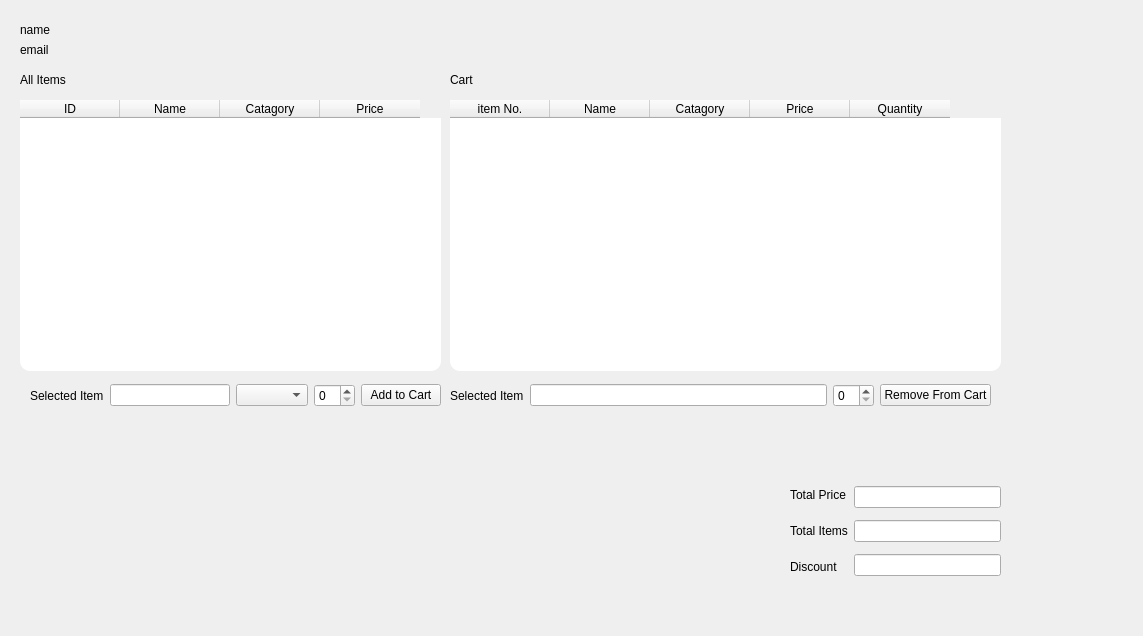
Before: the Qt Designer form InventorySysytem-GUI/customerview.ui in umerghafoor/Open-Inventory, drawn with Qt 5.
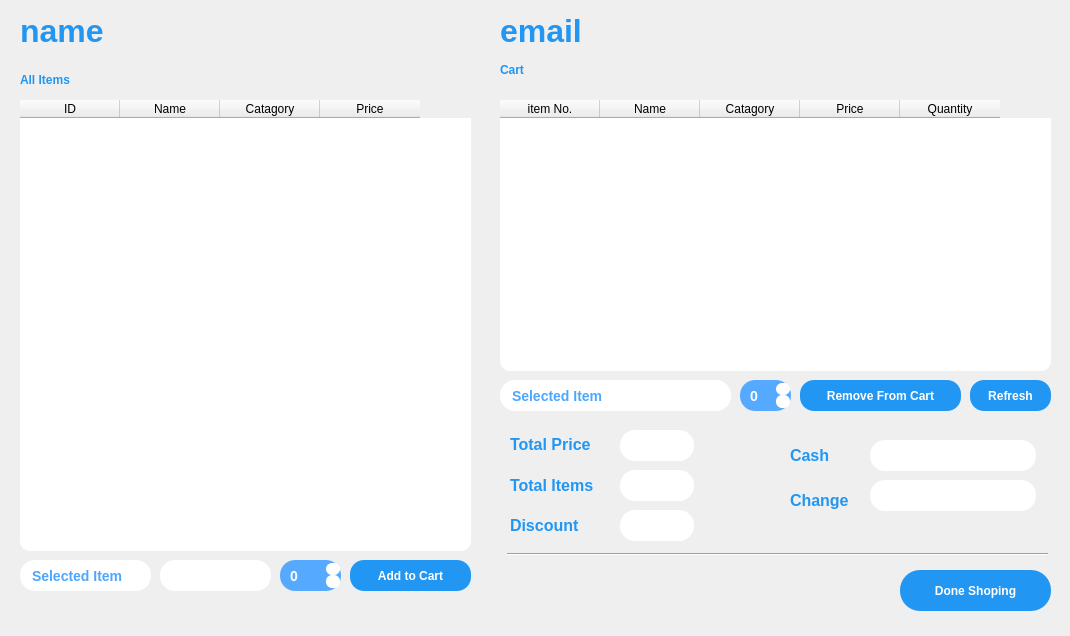
After: the same form once the commit is applied. Icons and pictures are not drawn.

Commit message: styling on customer view

What changed in the file:
```diff
--- a/InventorySysytem-GUI/customerview.ui
+++ b/InventorySysytem-GUI/customerview.ui
@@ -6,7 +6,7 @@
    <rect>
     <x>0</x>
     <y>0</y>
-    <width>1143</width>
+    <width>1070</width>
     <height>636</height>
    </rect>
   </property>
@@ -18,17 +18,18 @@
     <property name="geometry">
      <rect>
       <x>20</x>
-      <y>20</y>
-      <width>151</width>
-      <height>20</height>
+      <y>10</y>
+      <width>451</width>
+      <height>41</height>
      </rect>
     </property>
     <property name="styleSheet">
-     <string notr="true">QLabel 
-{
-	 text-align: right;
- 	color:black;
-}</string>
+     <string notr="true">QLabel {
+    color: #2196F3;
+    font-weight: bold;
+	font-size:32px;
+}
+</string>
     </property>
     <property name="text">
      <string>name</string>
@@ -37,12 +38,20 @@
    <widget class="QLabel" name="emailLabel">
     <property name="geometry">
      <rect>
-      <x>20</x>
-      <y>40</y>
-      <width>151</width>
-      <height>20</height>
+      <x>500</x>
+      <y>10</y>
+      <width>451</width>
+      <height>41</height>
      </rect>
     </property>
+    <property name="styleSheet">
+     <string notr="true">QLabel {
+    color: #2196F3;
+    font-weight: bold;
+	font-size:32px;
+}
+</string>
+    </property>
     <property name="text">
      <string>email</string>
     </property>
@@ -55,8 +64,8 @@
      <rect>
       <x>20</x>
       <y>100</y>
-      <width>421</width>
-      <height>271</height>
+      <width>451</width>
+      <height>451</height>
      </rect>
     </property>
     <property name="styleSheet">
@@ -98,20 +107,20 @@
 }
 
 QTableWidget::item:selected:active {
-    border-top-left-radius: 5px;
-    border-bottom-left-radius: 5px;
-    border-top-right-radius: 5px;
-    border-bottom-right-radius: 5px;
+    border-top-left-radius: 12px;
+    border-bottom-left-radius: 12px;
+    border-top-right-radius: 12px;
+    border-bottom-right-radius: 12px;
 }
 
 QTableWidget::item:selected:first {
-    border-top-left-radius: 5px;
-    border-bottom-left-radius: 5px;
+    border-top-left-radius: 12px;
+    border-bottom-left-radius: 12px;
 }
 
 QTableWidget::item:selected:last {
-    border-top-right-radius: 5px;
-    border-bottom-right-radius: 5px;
+    border-top-right-radius: 12px;
+    border-bottom-right-radius: 12px;
 }
 </string>
     </property>
@@ -145,7 +154,7 @@
    <widget class="QTableWidget" name="itemCart">
     <property name="geometry">
      <rect>
-      <x>450</x>
+      <x>500</x>
       <y>100</y>
       <width>551</width>
       <height>271</height>
@@ -245,6 +254,13 @@
       <height>20</height>
      </rect>
     </property>
+    <property name="styleSheet">
+     <string notr="true">QLabel {
+    color: #2196F3;
+    font-weight: bold;
+}
+</string>
+    </property>
     <property name="text">
      <string>All Items</string>
     </property>
@@ -252,144 +268,649 @@
    <widget class="QLabel" name="label_3">
     <property name="geometry">
      <rect>
-      <x>450</x>
-      <y>70</y>
+      <x>500</x>
+      <y>60</y>
       <width>63</width>
       <height>20</height>
      </rect>
     </property>
+    <property name="styleSheet">
+     <string notr="true">QLabel {
+    color: #2196F3;
+    font-weight: bold;
+}
+</string>
+    </property>
     <property name="text">
      <string>Cart</string>
     </property>
    </widget>
-   <widget class="QWidget" name="layoutWidget">
+   <widget class="QPushButton" name="doneShoping">
     <property name="geometry">
      <rect>
-      <x>450</x>
+      <x>900</x>
+      <y>570</y>
+      <width>151</width>
+      <height>41</height>
+     </rect>
+    </property>
+    <property name="styleSheet">
+     <string notr="true">QPushButton {
+    background-color: #2196F3;
+    color: #FFFFFF;
+    border-radius: 20px;
+    padding: 10px 20px;
+    font-weight: bold;
+}
+
+QPushButton:hover {
+    background-color: #1976D2;
+}
+
+QPushButton:pressed {
+    background-color: #0D47A1;
+}
+</string>
+    </property>
+    <property name="text">
+     <string>Done Shoping</string>
+    </property>
+   </widget>
+   <widget class="QPushButton" name="addToCart">
+    <property name="geometry">
+     <rect>
+      <x>350</x>
+      <y>560</y>
+      <width>121</width>
+      <height>31</height>
+     </rect>
+    </property>
+    <property name="styleSheet">
+     <string notr="true">QPushButton {
+    background-color: #2196F3;
+    color: #FFFFFF;
+    border-radius: 14px;
+    padding: 4px 10px;
+    font-weight: bold;
+}
+
+QPushButton:hover {
+    background-color: #1976D2;
+}
+
+QPushButton:pressed {
+    background-color: #0D47A1;
+}
+</string>
+    </property>
+    <property name="text">
+     <string>Add to Cart</string>
+    </property>
+   </widget>
+   <widget class="QSpinBox" name="itemQuantity">
+    <property name="geometry">
+     <rect>
+      <x>280</x>
+      <y>560</y>
+      <width>61</width>
+      <height>31</height>
+     </rect>
+    </property>
+    <property name="minimumSize">
+     <size>
+      <width>61</width>
+      <height>31</height>
+     </size>
+    </property>
+    <property name="styleSheet">
+     <string notr="true">QSpinBox {
+                           background-color: rgb(85, 170, 255);
+                           color: #FFFFFF;
+                           border-radius: 15px;
+                           padding: 8px;
+		font-size: 14px;
+                           font-weight: bold;
+}
+ QSpinBox::up-button, QSpinBox::down-button 
+{
+	background-color: white;
+	border-radius: 6px;
+	padding: 5px;
+	padding-right: 10px;
+}
+ QSpinBox::up-button:hover, QSpinBox::down-button:hover 
+{
+	background-color: #0D47A1;
+	padding-right: 10px;
+ }
+ QSpinBox::up-button:pressed, QSpinBox::down-button:pressed 
+{
+	background-color: #0D47A1;
+	padding-right: 10px;
+ }</string>
+    </property>
+   </widget>
+   <widget class="QLineEdit" name="selectedItem">
+    <property name="geometry">
+     <rect>
+      <x>20</x>
+      <y>560</y>
+      <width>131</width>
+      <height>31</height>
+     </rect>
+    </property>
+    <property name="styleSheet">
+     <string notr="true">QLineEdit {
+    border-radius: 15px;
+    background-color: white;
+	padding-left: 10px;
+    padding-right: 10px; 
+	font-size: 14px;
+ 	color: #4da6ff;
+    font-weight: bold;
+	text-align: center;
+}
+
+QLineEdit:focus, QLineEdit:hover {
+    border: 1px solid #4da6ff;
+}</string>
+    </property>
+    <property name="text">
+     <string>Selected Item</string>
+    </property>
+   </widget>
+   <widget class="QComboBox" name="itemCatagory">
+    <property name="geometry">
+     <rect>
+      <x>160</x>
+      <y>560</y>
+      <width>111</width>
+      <height>31</height>
+     </rect>
+    </property>
+    <property name="styleSheet">
+     <string notr="true">QComboBox {
+    background-color: #ffffff;
+    border-radius: 15px;
+    padding: 5px;
+    color: #4da6ff;
+    font-size: 14px;
+    font-weight: bold;
+    text-align: center;
+}
+
+QComboBox::drop-down {
+    subcontrol-origin: padding;
+    subcontrol-position: top right;
+    width: 30px;
+    border-left-width: 0px;
+    border-top-right-radius: 20px;
+    border-bottom-right-radius: 20px;
+}
+
+QComboBox::down-arrow {
+    image: url(icons/down-arrow.png);
+    width: 16px;
+    height: 16px;
+}
+
+QComboBox QAbstractItemView {
+    selection-background-color: transparent;
+    selection-color: white;
+    background-color: white;
+    border-radius: 15px;
+    padding: 5px;
+    color: black;
+    border: none;
+    outline: none;
+    scrollbar-color: #CCCCCC #F5F5F5;
+    font-weight: regular;
+}
+
+QComboBox QAbstractItemView::item {
+    height: 30px;
+}
+
+QComboBox QAbstractItemView::item:hover {
+    background-color: white;
+    border-radius: 15px;
+    font-weight: bold;
+}
+
+QComboBox QAbstractItemView::item:selected {
+    border-radius: 15px;
+    color: #4da6ff;
+}
+
+QComboBox QAbstractItemView::item:focus {
+    background-color: transparent;
+    font-weight: bold;
+}
+
+QComboBox::focus {
+    border: none;
+}
+
+QComboBox QAbstractItemView::scrollbar {
+    background-color: #F5F5F5;
+    width: 10px;
+    border-radius: 5px;
+}
+
+QComboBox QAbstractItemView::scrollbar:vertical {
+    margin-right: 5px;
+}
+
+QComboBox QAbstractItemView::scrollbar-handle:vertical {
+    background-color: #CCCCCC;
+    border-radius: 5px;
+    min-height: 20px;
+}
+
+QComboBox QAbstractItemView::scrollbar-handle:vertical:hover {
+    background-color: #BBBBBB;
+}
+
+QComboBox QAbstractItemView::scrollbar:horizontal {
+    margin-bottom: 5px;
+}
+
+QComboBox QAbstractItemView::scrollbar-handle:horizontal {
+    min-width: 20px;
+}
+</string>
+    </property>
+   </widget>
+   <widget class="QLineEdit" name="selectedItem_Cart">
+    <property name="geometry">
+     <rect>
+      <x>500</x>
       <y>380</y>
-      <width>541</width>
+      <width>231</width>
       <height>31</height>
      </rect>
     </property>
-    <layout class="QHBoxLayout" name="horizontalLayout_3">
-     <item>
-      <widget class="QLabel" name="label_7">
-       <property name="text">
-        <string>Selected Item</string>
-       </property>
-      </widget>
-     </item>
-     <item>
-      <widget class="QLineEdit" name="selectedItem_Cart"/>
-     </item>
-     <item>
-      <widget class="QSpinBox" name="itemQuantity_2"/>
-     </item>
-     <item>
-      <widget class="QPushButton" name="removeFromCart">
-       <property name="text">
-        <string>Remove From Cart</string>
-       </property>
-      </widget>
-     </item>
-    </layout>
+    <property name="styleSheet">
+     <string notr="true">QLineEdit {
+    border-radius: 15px;
+    background-color: white;
+	padding-left: 10px;
+    padding-right: 10px; 
+	font-size: 14px;
+ 	color: #4da6ff;
+    font-weight: bold;
+	text-align: center;
+}
+
+QLineEdit:focus, QLineEdit:hover {
+    border: 1px solid #4da6ff;
+}</string>
+    </property>
+    <property name="text">
+     <string>Selected Item</string>
+    </property>
    </widget>
-   <widget class="QWidget" name="">
+   <widget class="QSpinBox" name="itemQuantity_2">
     <property name="geometry">
      <rect>
-      <x>30</x>
+      <x>740</x>
       <y>380</y>
-      <width>411</width>
+      <width>51</width>
       <height>31</height>
      </rect>
     </property>
-    <layout class="QHBoxLayout" name="horizontalLayout">
-     <item>
-      <widget class="QLabel" name="label">
-       <property name="text">
-        <string>Selected Item</string>
-       </property>
-      </widget>
-     </item>
-     <item>
-      <widget class="QLineEdit" name="selectedItem"/>
-     </item>
-     <item>
-      <widget class="QComboBox" name="itemCatagory"/>
-     </item>
-     <item>
-      <widget class="QSpinBox" name="itemQuantity"/>
-     </item>
-     <item>
-      <widget class="QPushButton" name="addToCart">
-       <property name="text">
-        <string>Add to Cart</string>
-       </property>
-      </widget>
-     </item>
-    </layout>
+    <property name="styleSheet">
+     <string notr="true">QSpinBox {
+                           background-color: rgb(85, 170, 255);
+                           color: #FFFFFF;
+                           border-radius: 15px;
+                           padding: 8px;
+		font-size: 14px;
+                           font-weight: bold;
+}
+ QSpinBox::up-button, QSpinBox::down-button 
+{
+	background-color: white;
+	border-radius: 6px;
+	padding: 5px;
+	padding-right: 10px;
+}
+ QSpinBox::up-button:hover, QSpinBox::down-button:hover 
+{
+	background-color: #0D47A1;
+	padding-right: 10px;
+ }
+ QSpinBox::up-button:pressed, QSpinBox::down-button:pressed 
+{
+	background-color: #0D47A1;
+	padding-right: 10px;
+ }</string>
+    </property>
    </widget>
-   <widget class="QWidget" name="">
+   <widget class="QPushButton" name="removeFromCart">
     <property name="geometry">
      <rect>
+      <x>800</x>
+      <y>380</y>
+      <width>161</width>
+      <height>31</height>
+     </rect>
+    </property>
+    <property name="styleSheet">
+     <string notr="true">QPushButton {
+    background-color: #2196F3;
+    color: #FFFFFF;
+    border-radius: 14px;
+    padding: 4px 10px;
+    font-weight: bold;
+}
+
+QPushButton:hover {
+    background-color: #1976D2;
+}
+
+QPushButton:pressed {
+    background-color: #0D47A1;
+}
+</string>
+    </property>
+    <property name="text">
+     <string>Remove From Cart</string>
+    </property>
+   </widget>
+   <widget class="QPushButton" name="pushButton">
+    <property name="geometry">
+     <rect>
+      <x>970</x>
+      <y>380</y>
+      <width>81</width>
+      <height>31</height>
+     </rect>
+    </property>
+    <property name="styleSheet">
+     <string notr="true">QPushButton {
+    background-color: #2196F3;
+    color: #FFFFFF;
+    border-radius: 14px;
+    padding: 4px 10px;
+    font-weight: bold;
+}
+
+QPushButton:hover {
+    background-color: #1976D2;
+}
+
+QPushButton:pressed {
+    background-color: #0D47A1;
+}
+</string>
+    </property>
+    <property name="text">
+     <string>Refresh</string>
+    </property>
+   </widget>
+   <widget class="QLabel" name="label_8">
+    <property name="geometry">
+     <rect>
       <x>790</x>
+      <y>440</y>
+      <width>52</width>
+      <height>31</height>
+     </rect>
+    </property>
+    <property name="styleSheet">
+     <string notr="true">QLabel {
+    color: #2196F3;
+    font-weight: bold;
+	font-size:16px;
+}
+</string>
+    </property>
+    <property name="text">
+     <string>Cash</string>
+    </property>
+   </widget>
+   <widget class="QLabel" name="label_10">
+    <property name="geometry">
+     <rect>
+      <x>790</x>
+      <y>490</y>
+      <width>71</width>
+      <height>21</height>
+     </rect>
+    </property>
+    <property name="styleSheet">
+     <string notr="true">QLabel {
+    color: #2196F3;
+    font-weight: bold;
+	font-size:16px;
+}
+</string>
+    </property>
+    <property name="text">
+     <string>Change</string>
+    </property>
+   </widget>
+   <widget class="QLineEdit" name="cash">
+    <property name="geometry">
+     <rect>
+      <x>870</x>
+      <y>440</y>
+      <width>166</width>
+      <height>31</height>
+     </rect>
+    </property>
+    <property name="styleSheet">
+     <string notr="true">QLineEdit {
+    border-radius: 15px;
+    background-color: white;
+	padding-left: 10px;
+    padding-right: 10px; 
+	font-size: 14px;
+ 	color: #4da6ff;
+    font-weight: bold;
+	text-align: center;
+}
+
+QLineEdit:focus, QLineEdit:hover {
+    border: 1px solid #4da6ff;
+}</string>
+    </property>
+    <property name="readOnly">
+     <bool>false</bool>
+    </property>
+   </widget>
+   <widget class="QLineEdit" name="change">
+    <property name="geometry">
+     <rect>
+      <x>870</x>
       <y>480</y>
-      <width>211</width>
-      <height>102</height>
+      <width>166</width>
+      <height>31</height>
      </rect>
     </property>
-    <layout class="QHBoxLayout" name="horizontalLayout_2">
-     <item>
-      <layout class="QVBoxLayout" name="verticalLayout_2">
-       <item>
-        <widget class="QLabel" name="label_5">
-         <property name="text">
-          <string>Total Price</string>
-         </property>
-        </widget>
-       </item>
-       <item>
-        <widget class="QLabel" name="label_4">
-         <property name="text">
-          <string>Total Items</string>
-         </property>
-        </widget>
-       </item>
-       <item>
-        <widget class="QLabel" name="label_6">
-         <property name="text">
-          <string>Discount</string>
-         </property>
-        </widget>
-       </item>
-      </layout>
-     </item>
-     <item>
-      <layout class="QVBoxLayout" name="verticalLayout">
-       <item>
-        <widget class="QLineEdit" name="totalItems">
-         <property name="readOnly">
-          <bool>true</bool>
-         </property>
-        </widget>
-       </item>
-       <item>
-        <widget class="QLineEdit" name="totalPrice">
-         <property name="readOnly">
-          <bool>true</bool>
-         </property>
-        </widget>
-       </item>
-       <item>
-        <widget class="QLineEdit" name="discount">
-         <property name="readOnly">
-          <bool>true</bool>
-         </property>
-        </widget>
-       </item>
-      </layout>
-     </item>
-    </layout>
+    <property name="styleSheet">
+     <string notr="true">QLineEdit {
+    border-radius: 15px;
+    background-color: white;
+	padding-left: 10px;
+    padding-right: 10px; 
+	font-size: 14px;
+ 	color: #4da6ff;
+    font-weight: bold;
+	text-align: center;
+}
+
+QLineEdit:focus, QLineEdit:hover {
+    border: 1px solid #4da6ff;
+}</string>
+    </property>
+    <property name="readOnly">
+     <bool>true</bool>
+    </property>
+   </widget>
+   <widget class="QLineEdit" name="totalItems">
+    <property name="geometry">
+     <rect>
+      <x>620</x>
+      <y>470</y>
+      <width>74</width>
+      <height>31</height>
+     </rect>
+    </property>
+    <property name="styleSheet">
+     <string notr="true">QLineEdit {
+    border-radius: 15px;
+    background-color: white;
+	padding-left: 10px;
+    padding-right: 10px; 
+	font-size: 14px;
+ 	color: #4da6ff;
+    font-weight: bold;
+	text-align: center;
+}
+
+QLineEdit:focus, QLineEdit:hover {
+    border: 1px solid #4da6ff;
+}</string>
+    </property>
+    <property name="readOnly">
+     <bool>true</bool>
+    </property>
+   </widget>
+   <widget class="QLineEdit" name="totalPrice">
+    <property name="geometry">
+     <rect>
+      <x>620</x>
+      <y>430</y>
+      <width>74</width>
+      <height>31</height>
+     </rect>
+    </property>
+    <property name="styleSheet">
+     <string notr="true">QLineEdit {
+    border-radius: 15px;
+    background-color: white;
+	padding-left: 10px;
+    padding-right: 10px; 
+	font-size: 14px;
+ 	color: #4da6ff;
+    font-weight: bold;
+	text-align: center;
+}
+
+QLineEdit:focus, QLineEdit:hover {
+    border: 1px solid #4da6ff;
+}</string>
+    </property>
+    <property name="readOnly">
+     <bool>true</bool>
+    </property>
+   </widget>
+   <widget class="QLineEdit" name="discount">
+    <property name="geometry">
+     <rect>
+      <x>620</x>
+      <y>510</y>
+      <width>74</width>
+      <height>31</height>
+     </rect>
+    </property>
+    <property name="styleSheet">
+     <string notr="true">QLineEdit {
+    border-radius: 15px;
+    background-color: white;
+	padding-left: 10px;
+    padding-right: 10px; 
+	font-size: 14px;
+ 	color: #4da6ff;
+    font-weight: bold;
+	text-align: center;
+}
+
+QLineEdit:focus, QLineEdit:hover {
+    border: 1px solid #4da6ff;
+}</string>
+    </property>
+    <property name="readOnly">
+     <bool>true</bool>
+    </property>
+   </widget>
+   <widget class="QLabel" name="label_5">
+    <property name="geometry">
+     <rect>
+      <x>510</x>
+      <y>430</y>
+      <width>84</width>
+      <height>28</height>
+     </rect>
+    </property>
+    <property name="styleSheet">
+     <string notr="true">QLabel {
+    color: #2196F3;
+    font-weight: bold;
+	font-size:16px;
+}
+</string>
+    </property>
+    <property name="text">
+     <string>Total Price</string>
+    </property>
+   </widget>
+   <widget class="QLabel" name="label_4">
+    <property name="geometry">
+     <rect>
+      <x>510</x>
+      <y>470</y>
+      <width>84</width>
+      <height>31</height>
+     </rect>
+    </property>
+    <property name="styleSheet">
+     <string notr="true">QLabel {
+    color: #2196F3;
+    font-weight: bold;
+	font-size:16px;
+}
+</string>
+    </property>
+    <property name="text">
+     <string>Total Items</string>
+    </property>
+   </widget>
+   <widget class="QLabel" name="label_6">
+    <property name="geometry">
+     <rect>
+      <x>510</x>
+      <y>510</y>
+      <width>79</width>
+      <height>31</height>
+     </rect>
+    </property>
+    <property name="styleSheet">
+     <string notr="true">QLabel {
+    color: #2196F3;
+    font-weight: bold;
+	font-size:16px;
+}
+</string>
+    </property>
+    <property name="text">
+     <string>Discount</string>
+    </property>
+   </widget>
+   <widget class="Line" name="line">
+    <property name="geometry">
+     <rect>
+      <x>507</x>
+      <y>544</y>
+      <width>541</width>
+      <height>21</height>
+     </rect>
+    </property>
+    <property name="orientation">
+     <enum>Qt::Horizontal</enum>
+    </property>
    </widget>
   </widget>
  </widget>
```
The commit also changes 19 other files.
